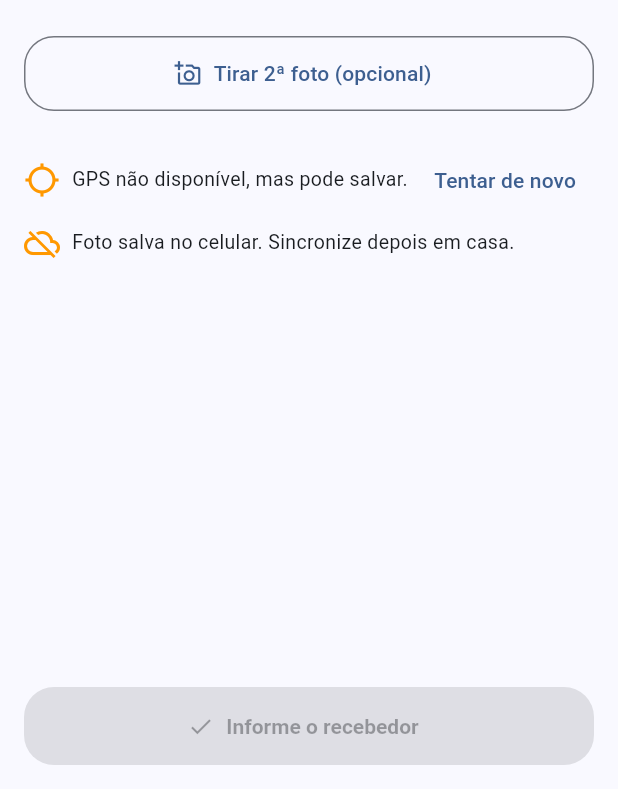
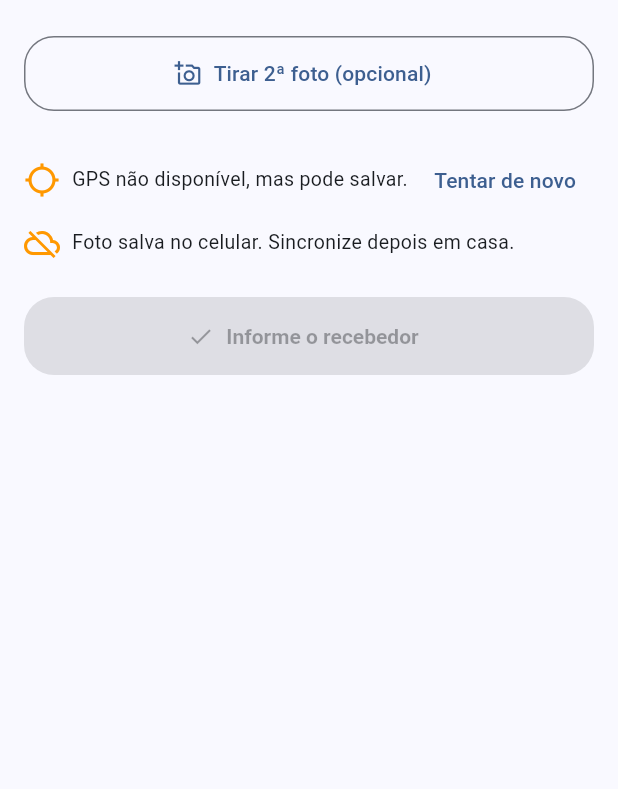
Before and after one commit to victorfs32/entrega_app, a Flutter app: the RegistrarEntregaPage screen opened directly with empty values, on a phone screen of 412 x 824 dp, the part 447-1236 px from its top. Run offline on Flutter 3.47's test engine with Material 3 defaults, Android fonts, the phone set to English and light mode, and no system bars; our stand-ins replace camera, cloud_firestore, dio, firebase_auth, firebase_core, flutter_image_compress and 5 more; missing offline and left inert: mobile_scanner; accounts and stored records are empty.

Commit message:
Corrige botao de confirmar entrega sumindo em telas menores
As telas de registro (individual e a de nome no lote) usavam Column +
Spacer sem rolagem. Com as duas fotos abertas ao mesmo tempo, o
conteudo passava da altura da tela em aparelhos menores e o botao de
confirmar ficava cortado fora da area visivel, sem como tocar nele.
Agora o conteudo rola (SingleChildScrollView) e o botao sempre fica
alcancavel.

Co-Authored-By: Claude Sonnet 5 <noreply@anthropic.com>

```diff
--- a/lib/RegistrarEntregaPage.dart
+++ b/lib/RegistrarEntregaPage.dart
@@ -250,7 +250,10 @@ class _RegistrarEntregaPageState extends State<RegistrarEntregaPage> {
 
     return Scaffold(
       appBar: AppBar(title: const Text("Registrar Entrega")),
-      body: Padding(
+      // Com as duas fotos abertas ao mesmo tempo, o conteúdo não cabia em
+      // celulares com tela menor — sem rolagem, o botão de confirmar
+      // ficava cortado fora da tela, invisível e impossível de tocar.
+      body: SingleChildScrollView(
         padding: const EdgeInsets.all(16),
         child: Column(
           crossAxisAlignment: CrossAxisAlignment.start,
@@ -391,7 +394,7 @@ class _RegistrarEntregaPageState extends State<RegistrarEntregaPage> {
               ],
             ),
 
-            const Spacer(),
+            const SizedBox(height: 24),
 
             SizedBox(
               width: double.infinity,
--- a/lib/entrega_em_massa_page.dart
+++ b/lib/entrega_em_massa_page.dart
@@ -355,7 +355,7 @@ class _EntregaEmMassaPageState extends State<EntregaEmMassaPage> {
 
     return Scaffold(
       appBar: AppBar(title: const Text('Entrega em massa')),
-      body: Padding(
+      body: SingleChildScrollView(
         padding: const EdgeInsets.all(16),
         child: Column(
           crossAxisAlignment: CrossAxisAlignment.start,
@@ -402,7 +402,7 @@ class _EntregaEmMassaPageState extends State<EntregaEmMassaPage> {
                   ),
               ],
             ),
-            const Spacer(),
+            const SizedBox(height: 24),
             SizedBox(
               width: double.infinity,
               height: 52,
--- a/pubspec.yaml
+++ b/pubspec.yaml
@@ -16,7 +16,7 @@ publish_to: 'none' # Remove this line if you wish to publish to pub.dev
 # https://developer.apple.com/library/archive/documentation/General/Reference/InfoPlistKeyReference/Articles/CoreFoundationKeys.html
 # In Windows, build-name is used as the major, minor, and patch parts
 # of the product and file versions while build-number is used as the build suffix.
-version: 1.0.7+12
+version: 1.0.8+13
 
 environment:
   sdk: ^3.12.1
```
